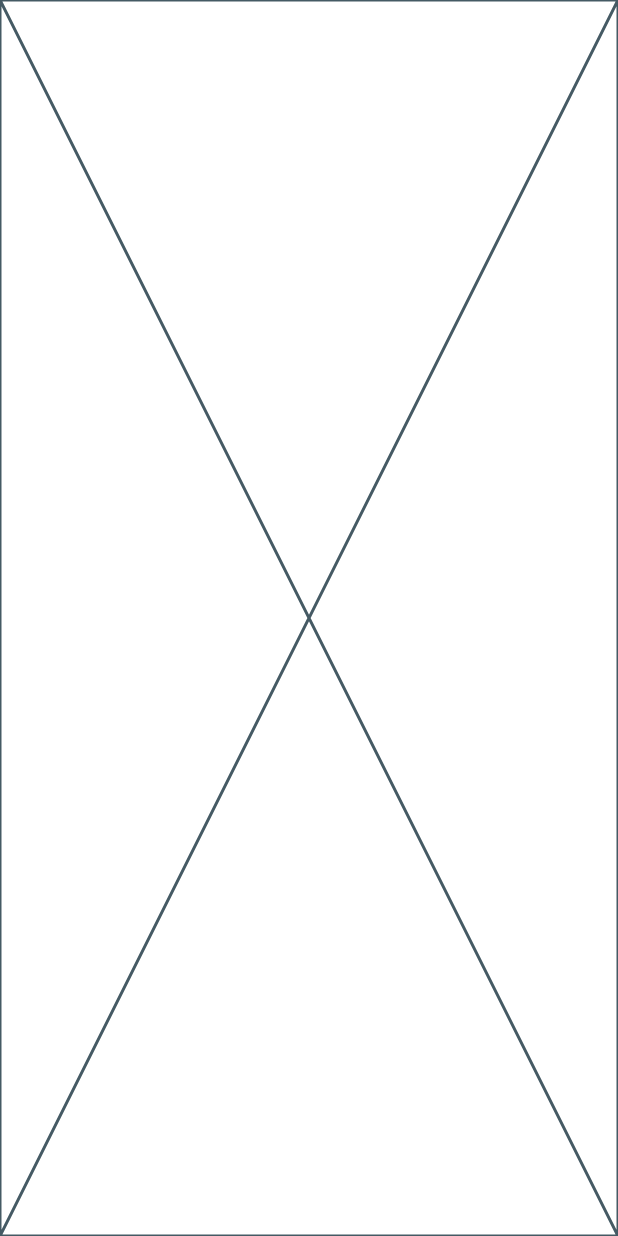
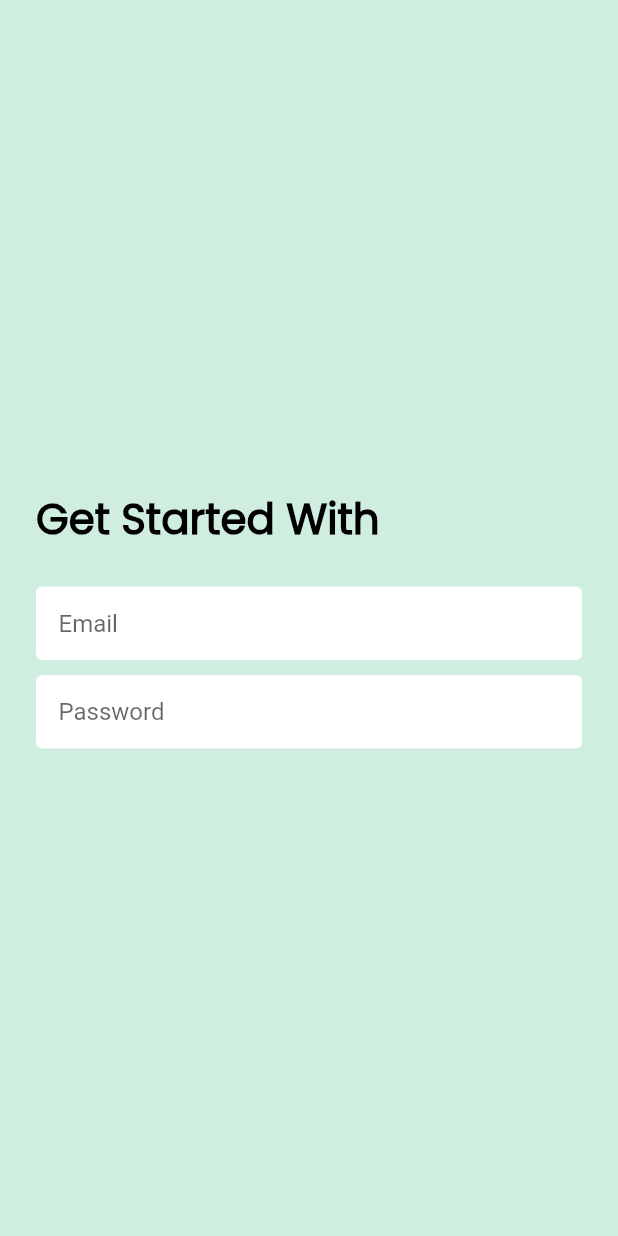
Before and after one commit to Ibrahim-K98han/Flutter_Taskmanager_Application, a Flutter app: the screen it shows after launch, on a phone screen of 412 x 824 dp. Run offline on Flutter 3.47's test engine with Material 2 defaults, Android fonts, the phone set to English and light mode, and no system bars; our stand-ins replace lottie.

Commit message:
login page ui done

```diff
--- a/lib/main.dart
+++ b/lib/main.dart
@@ -1,6 +1,5 @@
 import 'package:flutter/material.dart';
 import 'package:taskmanager/ui/screens/login_screen.dart';
-import 'package:taskmanager/ui/screens/splash_screen.dart';
 
 void main() {
   runApp(const TaskManager());
--- a/lib/style/text_style.dart
+++ b/lib/style/text_style.dart
@@ -1,9 +1,7 @@
 import 'package:flutter/material.dart';
 
-TextStyle Head1Text(textColor) {
-  return TextStyle(
-      color: textColor,
-      fontSize: 28,
-      fontFamily: 'Poppins',
-      fontWeight: FontWeight.w700);
-}
+TextStyle Head1Text = const TextStyle(
+    color: Colors.black,
+    fontSize: 28,
+    fontFamily: 'Poppins',
+    fontWeight: FontWeight.w700);
--- a/lib/ui/screens/login_screen.dart
+++ b/lib/ui/screens/login_screen.dart
@@ -1,4 +1,7 @@
 import 'package:flutter/material.dart';
+import 'package:taskmanager/ui/widgets/screen_background.dart';
+import '../../style/text_style.dart';
+import '../widgets/app_text_filed.dart';
 
 class LoginScreen extends StatefulWidget {
   const LoginScreen({super.key});
@@ -10,6 +13,36 @@ class LoginScreen extends StatefulWidget {
 class _LoginScreenState extends State<LoginScreen> {
   @override
   Widget build(BuildContext context) {
-    return const Placeholder();
+    return Scaffold(
+        body: ScreenBackgroun(
+      widget: Column(
+        mainAxisAlignment: MainAxisAlignment.center,
+        crossAxisAlignment: CrossAxisAlignment.start,
+        children: [
+          Padding(
+            padding: const EdgeInsets.symmetric(horizontal: 24),
+            child: Text(
+              'Get Started With',
+              style: Head1Text,
+            ),
+          ),
+          const SizedBox(
+            height: 24,
+          ),
+          AppTextField(
+            controller: TextEditingController(),
+            hintText: 'Email',
+          ),
+          Padding(
+            padding: const EdgeInsets.only(top: 10),
+            child: AppTextField(
+              hintText: 'Password',
+              controller: TextEditingController(),
+              obsecure: true,
+            ),
+          )
+        ],
+      ),
+    ));
   }
 }
--- a/lib/ui/screens/splash_screen.dart
+++ b/lib/ui/screens/splash_screen.dart
@@ -1,8 +1,7 @@
 import 'package:flutter/material.dart';
 import 'package:lottie/lottie.dart';
-import 'package:taskmanager/style/colors.dart';
-
 import '../../style/text_style.dart';
+import '../widgets/screen_background.dart';
 
 class SplashScreen extends StatefulWidget {
   const SplashScreen({super.key});
@@ -14,17 +13,10 @@ class SplashScreen extends StatefulWidget {
 class _SplashScreenState extends State<SplashScreen> {
   @override
   Widget build(BuildContext context) {
-    final Size screenSize = MediaQuery.of(context).size;
     return Scaffold(
-      body: Stack(
-        children: [
-          Container(
-            width: screenSize.width,
-            height: screenSize.height,
-            color: colorGreen.withOpacity(.2),
-          ),
-          Center(
-              child: Column(
+      body: ScreenBackgroun(
+        widget: Center(
+          child: Column(
             mainAxisAlignment: MainAxisAlignment.center,
             crossAxisAlignment: CrossAxisAlignment.center,
             children: [
@@ -33,12 +25,12 @@ class _SplashScreenState extends State<SplashScreen> {
                 padding: const EdgeInsets.only(top: 100),
                 child: Text(
                   'Task Manager',
-                  style: Head1Text(colorDarkBlue),
+                  style: Head1Text,
                 ),
               )
             ],
-          ))
-        ],
+          ),
+        ),
       ),
     );
   }
--- /dev/null
+++ b/lib/ui/widgets/app_text_filed.dart
@@ -0,0 +1,33 @@
+import 'package:flutter/material.dart';
+
+import '../../style/colors.dart';
+
+class AppTextField extends StatelessWidget {
+  AppTextField(
+      {super.key,
+      required this.hintText,
+      required this.controller,
+      this.obsecure});
+
+  final String? hintText;
+  final TextEditingController controller;
+  final bool? obsecure;
+
+  @override
+  Widget build(BuildContext context) {
+    return Padding(
+      padding: const EdgeInsets.symmetric(horizontal: 24),
+      child: TextFormField(
+        controller: controller,
+        obscureText: obsecure ?? false,
+        decoration: InputDecoration(
+            contentPadding:
+                const EdgeInsets.symmetric(horizontal: 15, vertical: 15),
+            fillColor: colorWhite,
+            hintText: hintText,
+            filled: true,
+            border: const OutlineInputBorder(borderSide: BorderSide.none)),
+      ),
+    );
+  }
+}
--- /dev/null
+++ b/lib/ui/widgets/screen_background.dart
@@ -0,0 +1,23 @@
+import 'package:flutter/material.dart';
+
+import '../../style/colors.dart';
+
+class ScreenBackgroun extends StatelessWidget {
+  final Widget widget;
+  ScreenBackgroun({super.key, required this.widget});
+
+  @override
+  Widget build(BuildContext context) {
+    final Size screenSize = MediaQuery.of(context).size;
+    return Stack(
+      children: [
+        Container(
+          width: screenSize.width,
+          height: screenSize.height,
+          color: colorGreen.withOpacity(.2),
+        ),
+        widget
+      ],
+    );
+  }
+}
```
